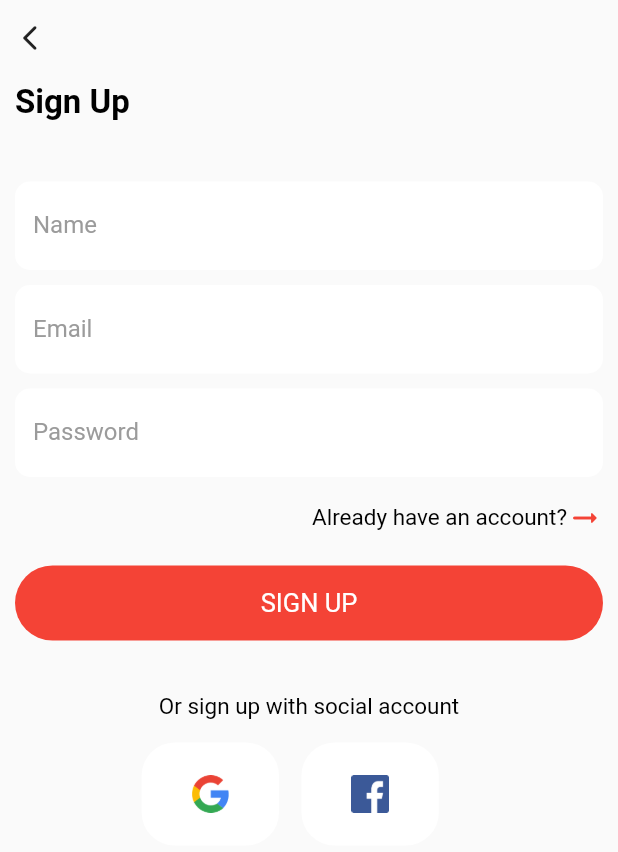
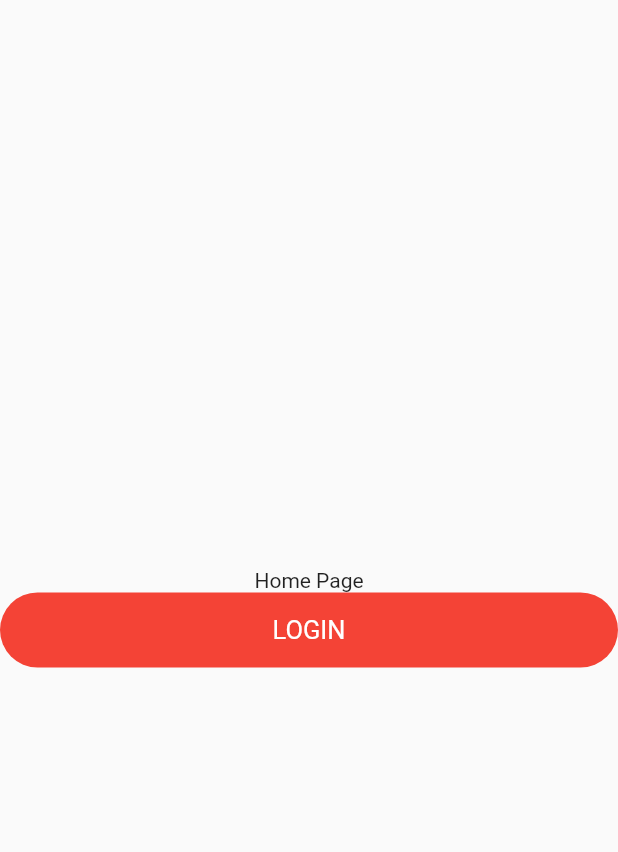
Before and after one commit to yasirbscs2020/e_commerce_app_fashion_sale, a Flutter app: the screen it shows after launch, on a phone screen of 412 x 824 dp. Shown: the top 852 px of the screen. Run offline on Flutter 3.47's test engine with Material 2 defaults, Android fonts, the phone set to English and light mode, and no system bars.

Commit message:
Implement Name Routing

```diff
--- /dev/null
+++ b/lib/core/route/login_page_arguments.dart
@@ -0,0 +1,4 @@
+class LoginPageArguments {
+  String title;
+  LoginPageArguments(this.title);
+}
--- /dev/null
+++ b/lib/core/route/routes.dart
@@ -0,0 +1,37 @@
+import 'package:e_commerce_app_fashion_sale/core/route/routes_names.dart';
+import 'package:e_commerce_app_fashion_sale/ui/anonymous/forgot_password.dart';
+import 'package:e_commerce_app_fashion_sale/ui/anonymous/sign_up/sign_up_screen.dart';
+import 'package:e_commerce_app_fashion_sale/ui/common/visual_search/visual_search_screen.dart';
+import 'package:flutter/material.dart';
+
+import '../../ui/Home/home_screen.dart';
+import '../../ui/anonymous/login/login_screen.dart';
+import 'login_page_arguments.dart';
+
+Map<String, WidgetBuilder> getAppRoutes() {
+  return {
+    RoutesName.homePage: (context) => const HomePage(),
+    RoutesName.signup: (context) => const SignUpPage(),
+    RoutesName.search: (context) => const VisualSearchPage(),
+    RoutesName.forgotPassword: (context) => const ForgotPasswordPage(),
+  };
+}
+
+Route<dynamic>? handleOnGenerateRoute(RouteSettings settings) {
+  if (settings.name == RoutesName.login) {
+    final args = settings.arguments as LoginPageArguments;
+
+    // Then, extract the required data from
+    // the arguments and pass the data to the
+    // correct screen.
+    return MaterialPageRoute(
+      builder: (context) {
+        return LoginPage(
+          args.title,
+        );
+      },
+    );
+  }
+  assert(false, 'Need to implement ${settings.name}');
+  return null;
+}
--- /dev/null
+++ b/lib/core/route/routes_names.dart
@@ -0,0 +1,7 @@
+class RoutesName {
+  static const String homePage = '/';
+  static const String login = "/login";
+  static const String signup = "/signup";
+  static const String search = "/searchpage";
+  static const String forgotPassword = "/forgot_password";
+}
--- a/lib/main.dart
+++ b/lib/main.dart
@@ -1,4 +1,4 @@
-import 'package:e_commerce_app_fashion_sale/ui/anonymous/sign_up/sign_up_screen.dart';
+import 'package:e_commerce_app_fashion_sale/core/route/routes.dart';
 import 'package:flutter/material.dart';
 
 void main() {
@@ -10,12 +10,16 @@ class MyApp extends StatelessWidget {
   @override
   Widget build(BuildContext context) {
     return MaterialApp(
+      routes: getAppRoutes(),
       debugShowCheckedModeBanner: false,
       title: 'E-Commerce App Fashion Sale',
       theme: ThemeData(
         primarySwatch: Colors.blue,
       ),
-      home: const SignUpPage(),
+      initialRoute: '/',
+      onGenerateRoute: (settings) {
+        return handleOnGenerateRoute(settings);
+      },
     );
   }
 }
--- /dev/null
+++ b/lib/ui/Home/home_screen.dart
@@ -0,0 +1,36 @@
+import 'package:e_commerce_app_fashion_sale/core/route/routes_names.dart';
+import 'package:flutter/material.dart';
+
+import '../../constants/colors.dart';
+import '../../core/route/login_page_arguments.dart';
+import '../../widgets/common/buttons/cms_primary_button.dart';
+import '../../widgets/common/text_styles/cms_text_style.dart';
+
+class HomePage extends StatelessWidget {
+  const HomePage({super.key});
+  @override
+  Widget build(BuildContext context) {
+    return Scaffold(
+      body: Column(
+        crossAxisAlignment: CrossAxisAlignment.center,
+        mainAxisAlignment: MainAxisAlignment.center,
+        children: [
+          const Text("Home Page"),
+          CmsPrimaryButton(
+            text: "LOGIN",
+            widthDivisionValue: 1,
+            color: ColorPathConstants.redColor,
+            textStyle: CmsTextStyle.getCustomTextStyle(
+              color: ColorPathConstants.whiteColor,
+              fontSize: 17,
+            ),
+            onButtonPressed: () {
+              Navigator.pushNamed(context, RoutesName.login,
+                  arguments: LoginPageArguments("From Home Screen"));
+            },
+          ),
+        ],
+      ),
+    );
+  }
+}
--- a/lib/widgets/common/buttons/cms_primary_button.dart
+++ b/lib/widgets/common/buttons/cms_primary_button.dart
@@ -1,4 +1,3 @@
-import 'package:e_commerce_app_fashion_sale/constants/colors.dart';
 import 'package:e_commerce_app_fashion_sale/widgets/common/csm_base_widget.dart';
 import 'package:flutter/material.dart';
 
@@ -25,13 +24,9 @@ class CmsPrimaryButton extends StatelessWidget {
       builder: (context, sizingInformation) {
         return InkWell(
           onTap: onButtonPressed,
-          child: Container(
+          child: SizedBox(
             height: height,
             width: sizingInformation.screenSize.width / widthDivisionValue,
-            // decoration: BoxDecoration(
-            //   color: ColorPathConstants.redColor,
-            //   borderRadius: BorderRadius.circular(30),
-            // ),
             child: Material(
               borderRadius: BorderRadius.circular(30),
               color: color,
```
Also changed, not shown: lib/ui/anonymous/login/login_screen.dart (+22 -12 lines), lib/ui/anonymous/sign_up/sign_up_screen.dart (+4 -6 lines).
